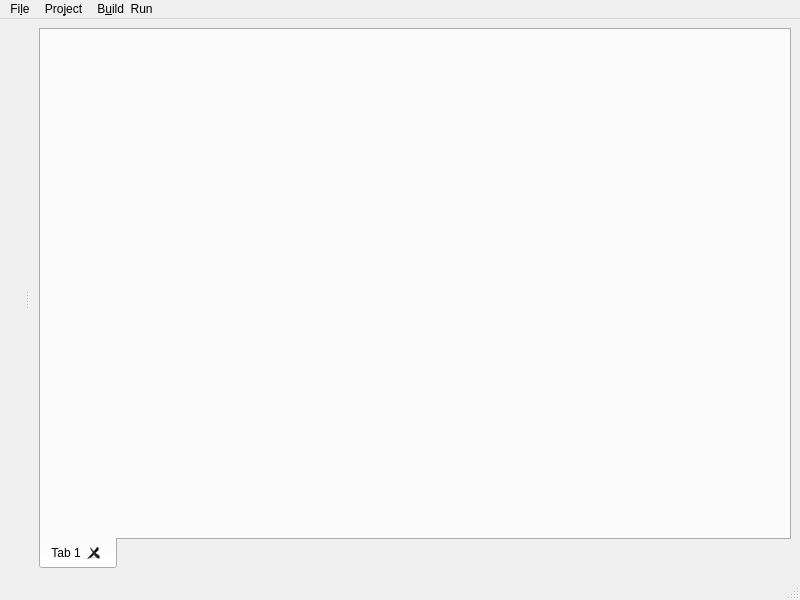
Above: Designer/mainwindow.ui from amentis/NETDesigner before the change. Below: the same form after it.
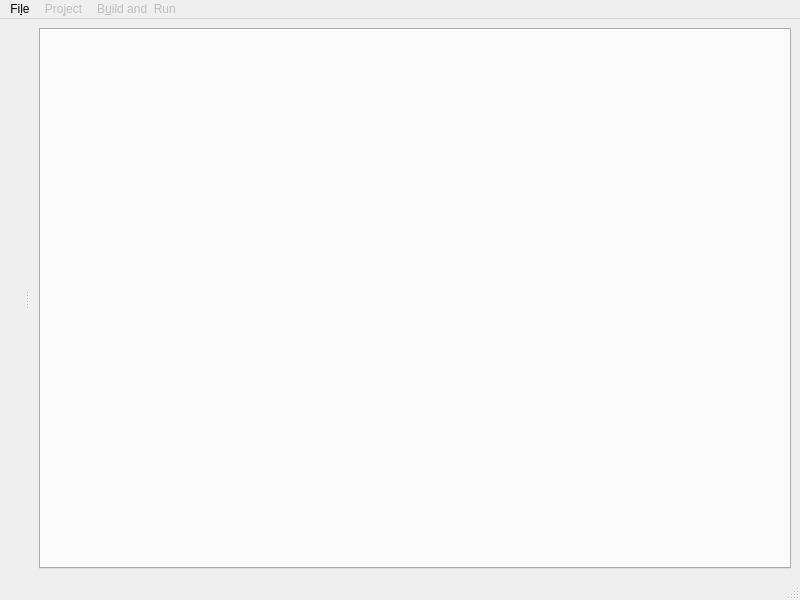
That is the form after the change.

Patch:
```diff
--- a/Designer/mainwindow.ui
+++ b/Designer/mainwindow.ui
@@ -18,16 +18,17 @@
     <item>
      <widget class="QTabWidget" name="tabWidget">
       <property name="tabPosition">
-       <enum>QTabWidget::South</enum>
+       <enum>QTabWidget::North</enum>
+      </property>
+      <property name="tabShape">
+       <enum>QTabWidget::Rounded</enum>
       </property>
       <property name="tabsClosable">
        <bool>true</bool>
       </property>
-      <widget class="QWidget" name="tab">
-       <attribute name="title">
-        <string>Tab 1</string>
-       </attribute>
-      </widget>
+      <property name="tabBarAutoHide">
+       <bool>false</bool>
+      </property>
      </widget>
     </item>
    </layout>
@@ -52,6 +53,9 @@
     <addaction name="actionExit"/>
    </widget>
    <widget class="QMenu" name="menuProject">
+    <property name="enabled">
+     <bool>false</bool>
+    </property>
     <property name="title">
      <string>Pro&amp;ject</string>
     </property>
@@ -63,8 +67,11 @@
     <addaction name="actionAdd_Primitives_Base"/>
    </widget>
    <widget class="QMenu" name="menuBuild_Run">
+    <property name="enabled">
+     <bool>false</bool>
+    </property>
     <property name="title">
-     <string>B&amp;uild  Run</string>
+     <string>B&amp;uild and  Run</string>
     </property>
     <addaction name="actionBuild"/>
     <addaction name="actionRun"/>
```
Left out of the diff: 36 changed lines with no effect on the pictures.
